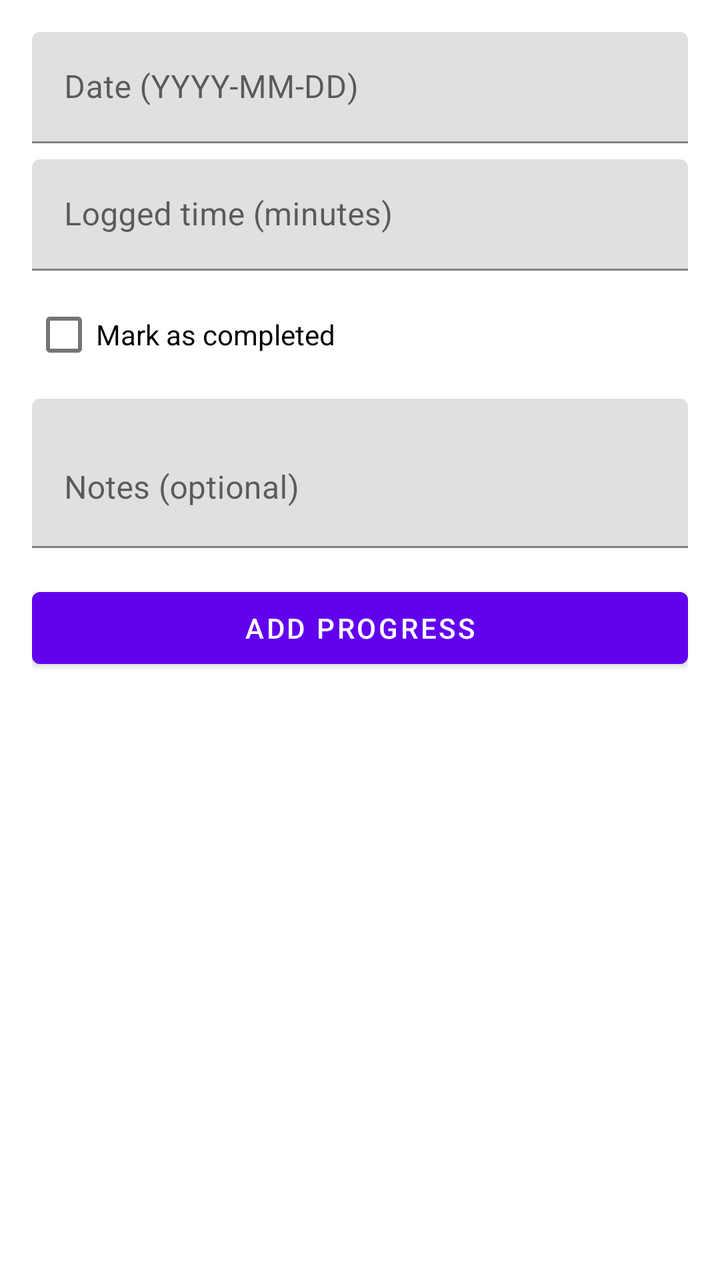
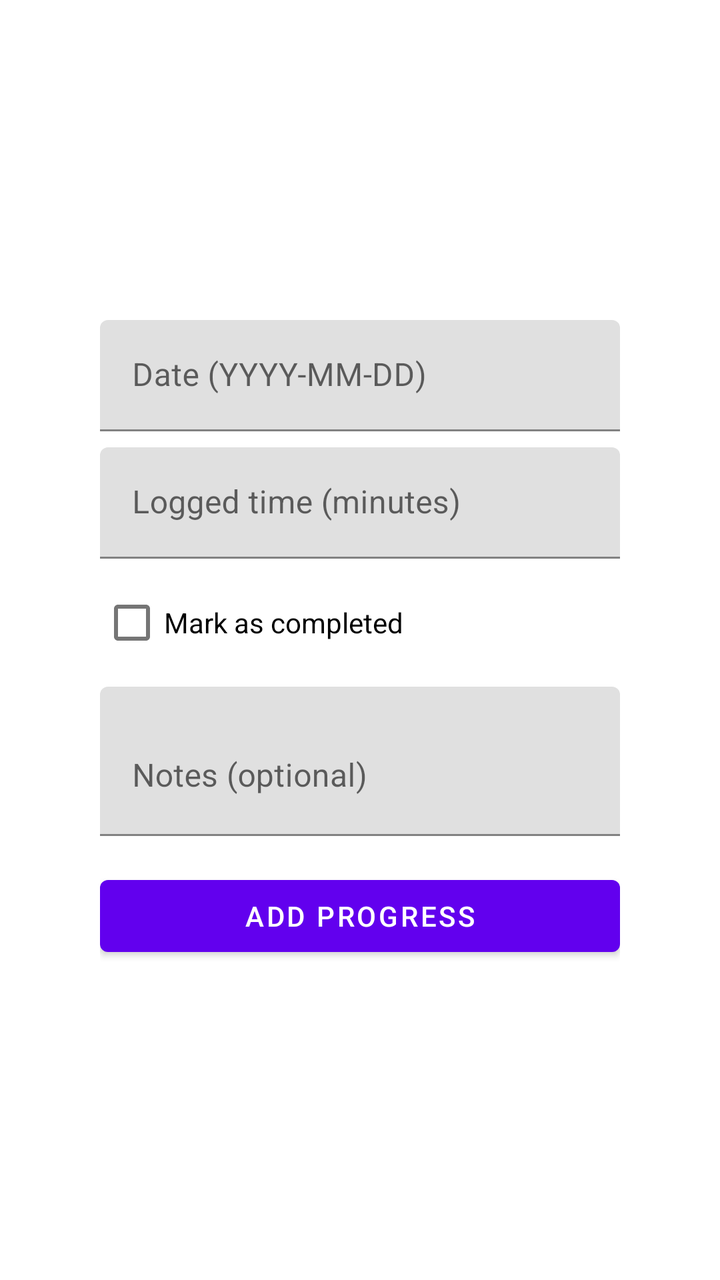

The first picture is an Android layout as it rendered before a commit; the second is the same layout after the commit. The layout source and the unified diff follow.
<!-- AndroidManifest.xml: application theme Theme.Progress -->
<!-- res/layout/fragment_add_progress.xml -->
<?xml version="1.0" encoding="utf-8"?>
<ScrollView xmlns:android="http://schemas.android.com/apk/res/android"
    xmlns:app="http://schemas.android.com/apk/res-auto"
    android:layout_width="match_parent"
    android:layout_height="match_parent">

    <LinearLayout
        android:layout_width="match_parent"
        android:layout_height="wrap_content"
        android:orientation="vertical"
        android:padding="16dp">

        <com.google.android.material.textfield.TextInputLayout
            android:layout_width="match_parent"
            android:layout_height="wrap_content"
            android:hint="@string/hint_date"
            app:boxBackgroundMode="filled">
            <com.google.android.material.textfield.TextInputEditText
                android:id="@+id/etDate"
                android:layout_width="match_parent"
                android:layout_height="wrap_content"/>
        </com.google.android.material.textfield.TextInputLayout>

        <com.google.android.material.textfield.TextInputLayout
            android:layout_width="match_parent"
            android:layout_height="wrap_content"
            android:hint="@string/hint_logged_time"
            android:layout_marginTop="8dp"
            app:boxBackgroundMode="filled">
            <com.google.android.material.textfield.TextInputEditText
                android:id="@+id/etLoggedTime"
                android:layout_width="match_parent"
                android:layout_height="wrap_content"
                android:inputType="numberDecimal"/>
        </com.google.android.material.textfield.TextInputLayout>

        <com.google.android.material.checkbox.MaterialCheckBox
            android:id="@+id/cbCompleted"
            android:layout_width="wrap_content"
            android:layout_height="wrap_content"
            android:text="@string/checkbox_mark_completed"
            android:layout_marginTop="8dp"/>

        <com.google.android.material.textfield.TextInputLayout
            android:layout_width="match_parent"
            android:layout_height="wrap_content"
            android:hint="@string/hint_notes_optional"
            android:layout_marginTop="8dp"
            app:boxBackgroundMode="filled">
            <com.google.android.material.textfield.TextInputEditText
                android:id="@+id/etNotes"
                android:layout_width="match_parent"
                android:layout_height="wrap_content"
                android:inputType="textMultiLine"
                android:minLines="2"/>
        </com.google.android.material.textfield.TextInputLayout>

        <com.google.android.material.button.MaterialButton
            android:id="@+id/btnSubmit"
            android:layout_width="match_parent"
            android:layout_height="wrap_content"
            android:layout_marginTop="16dp"
            android:text="@string/add_progress"/>

    </LinearLayout>
</ScrollView>
<!-- resources referenced by this layout -->
<resources>
  <string name="add_progress">Add Progress</string>
  <string name="checkbox_mark_completed">Mark as completed</string>
  <string name="hint_date">Date (YYYY-MM-DD)</string>
  <string name="hint_logged_time">Logged time (minutes)</string>
  <string name="hint_notes_optional">Notes (optional)</string>
  <style name="Theme.Progress" parent="Theme.MaterialComponents.DayNight.DarkActionBar">
          
          <item name="colorPrimary">@color/purple_500</item>
          <item name="colorPrimaryVariant">@color/purple_700</item>
          <item name="colorOnPrimary">@color/white</item>
          
          <item name="colorSecondary">@color/teal_200</item>
          <item name="colorSecondaryVariant">@color/teal_700</item>
          <item name="colorOnSecondary">@color/black</item>
          
          <item name="android:statusBarColor">?attr/colorPrimaryVariant</item>
          
      </style>
  <color name="purple_500">#FF6200EE</color>
  <color name="purple_700">#FF3700B3</color>
  <color name="white">#FFFFFFFF</color>
  <color name="teal_200">#FF03DAC5</color>
  <color name="teal_700">#FF018786</color>
  <color name="black">#FF000000</color>
</resources>

<!-- the commit's change to res/layout/fragment_add_progress.xml (unified diff, before → after) -->
@@ -8,7 +8,8 @@
         android:layout_width="match_parent"
         android:layout_height="wrap_content"
         android:orientation="vertical"
-        android:padding="16dp">
+        android:paddingTop="160dp"
+        android:paddingHorizontal="50dp">
 
         <com.google.android.material.textfield.TextInputLayout
             android:layout_width="match_parent"
